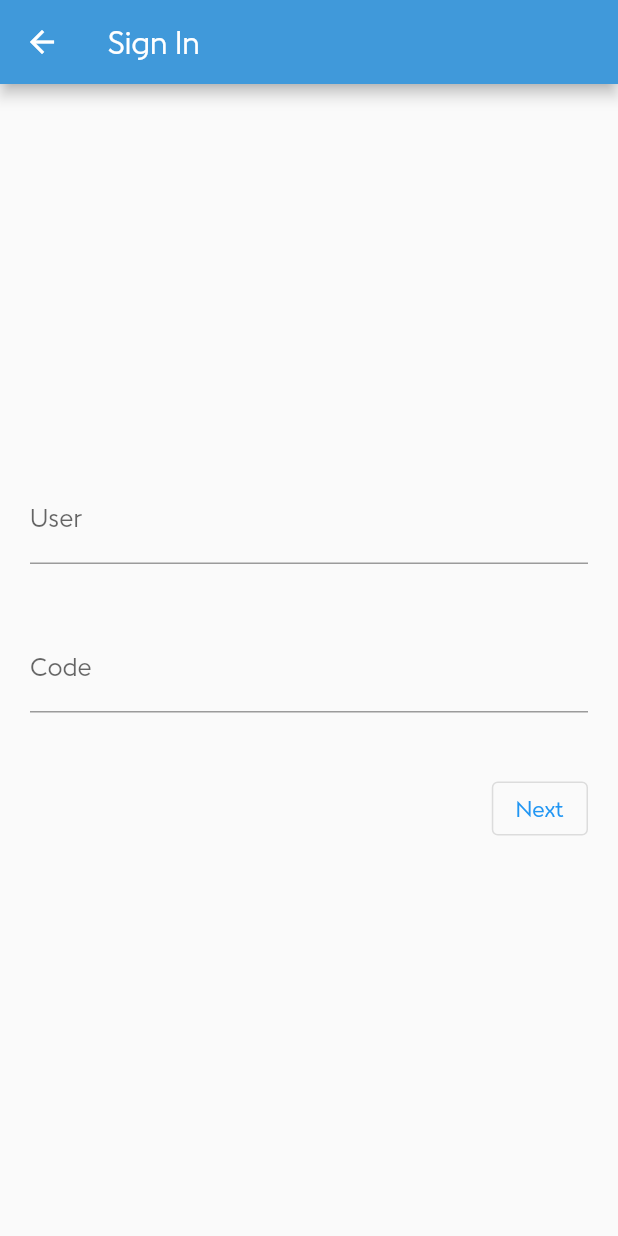
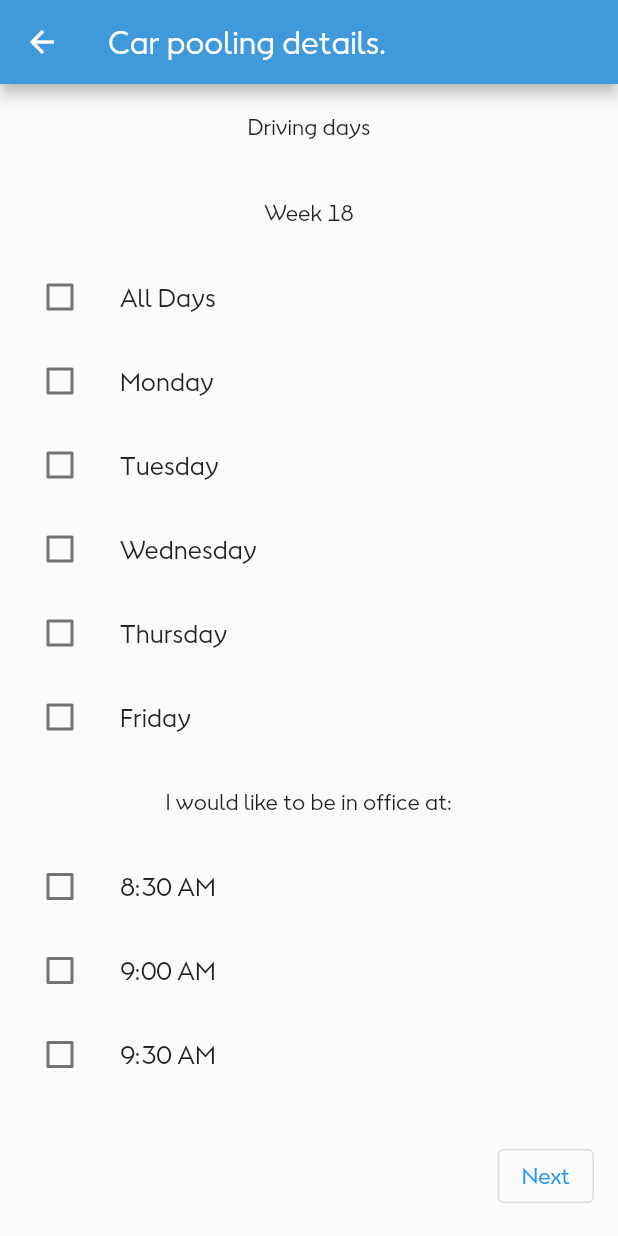
Before and after one commit to aimanuslim/carpool-hackathon-2021, a Flutter app: the SignInPage screen opened by its route, after a tap on "Next", on a phone screen of 412 x 824 dp. Run offline on Flutter 3.47's test engine with Material 2 defaults, Android fonts, the phone set to English and light mode, and no system bars; our stand-ins replace expandable.

Commit message:
Added 2nd page after sign in.

```diff
--- a/lib/main.dart
+++ b/lib/main.dart
@@ -41,7 +41,8 @@ class MyApp extends StatelessWidget {
         '/': (context) => LandingPage(),
         // When navigating to the "/second" route, build the SecondScreen widget.
         '/drivingto': (context) => DrivingToPage(),
-        '/enterdetails': (context) => EnterDetailsPage()
+        '/enterdetails': (context) => EnterDetailsPage(),
+        '/commutedetails': (context) => UserCommuteDetailsPage()
       },
     );
   }
--- a/lib/signin.dart
+++ b/lib/signin.dart
@@ -33,7 +33,9 @@ class _SignInPageState extends State<SignInPage> {
             children: [
               Padding(
                 padding: const EdgeInsets.all(20.0),
-                child: OutlinedButton(onPressed: (){}, child: Text("Next")),
+                child: OutlinedButton(onPressed: (){
+                  Navigator.pushNamed(context, "/commutedetails");
+                }, child: Text("Next")),
               )
           ],)
 
@@ -41,3 +43,78 @@ class _SignInPageState extends State<SignInPage> {
     );
   }
 }
+
+class UserCommuteDetailsPage extends StatefulWidget {
+  @override
+  _UserCommuteDetailsPageState createState() => _UserCommuteDetailsPageState();
+}
+
+class _UserCommuteDetailsPageState extends State<UserCommuteDetailsPage> {
+  List<String> selectedDays = [];
+  List<String> selectedTimes = [];
+
+  @override
+  Widget build(BuildContext context) {
+    return Scaffold(
+      floatingActionButton: OutlinedButton(
+        child: Text("Next"),
+        onPressed: (){
+
+        },
+      ),
+      appBar: AppBar(title: Text("Car pooling details."),),
+      body: ListView(
+        children: [
+          Center(child: Padding(
+            padding: const EdgeInsets.all(20.0),
+            child: Text("Driving days"),
+          )),
+          Center(child: Padding(
+            padding: const EdgeInsets.all(20.0),
+            child: Text("Week 18"),
+          )),
+          Column(children: [
+            "All Days",
+            "Monday",
+            "Tuesday",
+            "Wednesday",
+            "Thursday",
+            "Friday",
+            ].map((day) => ListTile(
+              title: Text(day),
+              leading: Checkbox(value: selectedDays.contains(day), onChanged: (value) {
+                setState(() {
+                  if(value!){
+                    selectedDays.add(day);
+                  } else {
+                    selectedDays.remove(day);
+                  }
+                });
+              },)
+            )).toList(),),
+            Center(child: Padding(
+            padding: const EdgeInsets.all(20.0),
+            child: Text("I would like to be in office at:"),
+          )),
+          Column(children: [
+            "8:30 AM",
+            "9:00 AM",
+            "9:30 AM",
+            ].map((day) => ListTile(
+              title: Text(day),
+              leading: Checkbox(value: selectedTimes.contains(day), onChanged: (value) {
+                setState(() {
+                  if(value!){
+                    selectedTimes.add(day);
+                  } else {
+                    selectedTimes.remove(day);
+                  }
+                });
+              },)
+            )).toList(),),
+
+
+      ],),
+    );
+  }
+}
```
Also changed, not shown: lib/signup.dart (+4 -7 lines).
